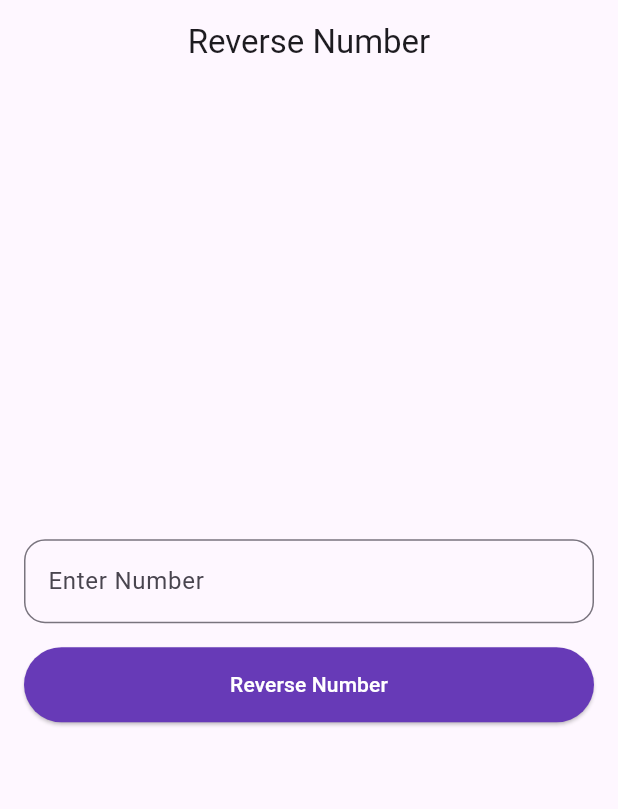
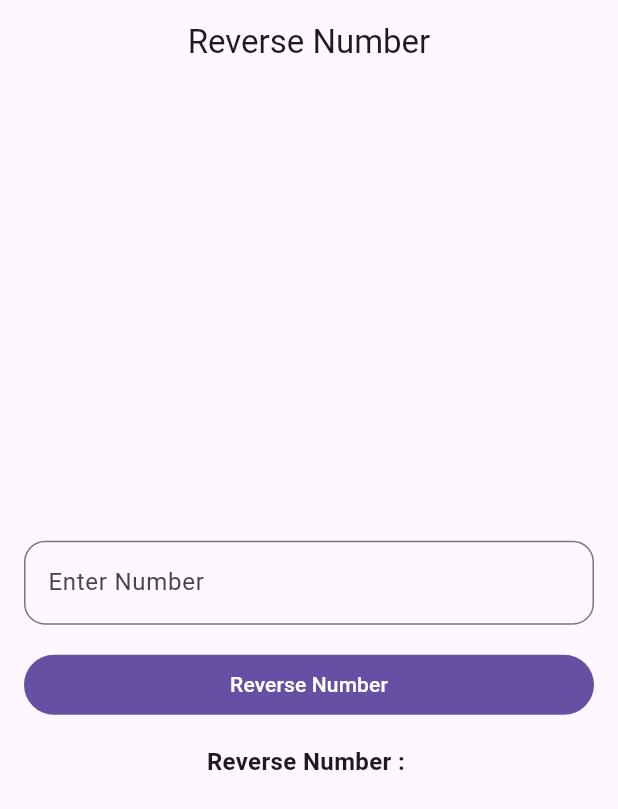
Before and after one commit to omgpython/FlutterAssignment, a Flutter app: the screen it shows after launch, after a tap on "Reverse Number", on a phone screen of 412 x 824 dp. Shown: the top 809 px of the screen. Run offline on Flutter 3.47's test engine with Material 3 defaults, Android fonts, the phone set to English and light mode, and no system bars.

Commit message:
Module-3

```diff
--- a/Module 3/lib/Question-50/question_50.dart
+++ b/Module 3/lib/Question-50/question_50.dart
@@ -10,10 +10,14 @@ class MyApp extends StatefulWidget {
 
 class _MyAppState extends State<MyApp> {
   String result = '';
+
+  final numberController = TextEditingController();
+
   @override
   Widget build(BuildContext context) {
     return MaterialApp(
       title: 'Reverse Number',
+      debugShowCheckedModeBanner: false,
       home: Scaffold(
         appBar: AppBar(
           title: Center(child: Text('Reverse Number')),
@@ -24,6 +28,8 @@ class _MyAppState extends State<MyApp> {
             mainAxisAlignment: MainAxisAlignment.center,
             children: [
               TextField(
+                controller: numberController,
+                keyboardType: TextInputType.number,
                 decoration: InputDecoration(
                   labelText: 'Enter Number',
                   border: OutlineInputBorder(
@@ -32,17 +38,23 @@ class _MyAppState extends State<MyApp> {
                 ),
               ),
               SizedBox(height: 16),
-              ElevatedButton(
-                onPressed: () {},
-                style: ElevatedButton.styleFrom(
-                  backgroundColor: Colors.deepPurple,
-                  minimumSize:
-                      Size(double.infinity, 50), // Set minimum width and height
-                ),
-                child: Text(
-                  "Reverse Number",
-                  style: TextStyle(
-                    color: Colors.white,
+              SizedBox(
+                width: double.infinity,
+                child: FilledButton(
+                  onPressed: () {
+                    setState(() {
+                      String number = numberController.text.trim();
+                      result = "Reverse Number : ";
+                      for (int i = number.length - 1; i >= 0; i--) {
+                        result += number[i];
+                      }
+                    });
+                  },
+                  child: Text(
+                    "Reverse Number",
+                    style: TextStyle(
+                      color: Colors.white,
+                    ),
                   ),
                 ),
               ),
```
Also changed, not shown: Module 3/lib/Question-51/question_51_1.dart (renamed from Module 3/lib/Question-51/question_50_1.dart, +9 -11 lines), Module 3/lib/Question-52/question_52.dart (+38 -12 lines), Module 3/pubspec.lock.
